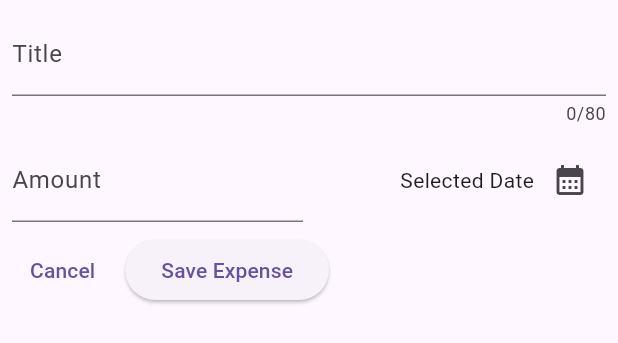
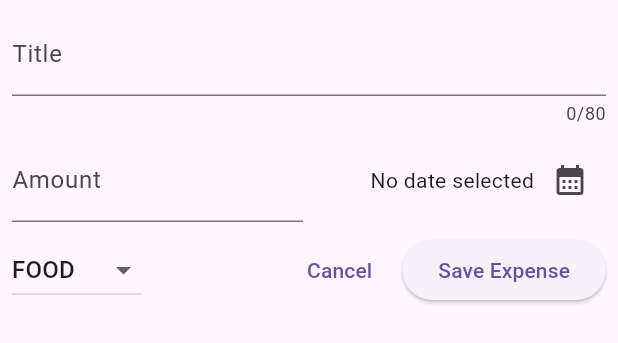
Before and after one commit to UzmiSoftwareEng/Learning_Professional_Flutter_from_Udemy, a Flutter app: the NewExpense widget shown alone on an empty page, opened directly, on a phone screen of 412 x 824 dp. Shown: the top 343 px of the screen. Run offline on Flutter 3.47's test engine with Material 3 defaults, Android fonts, the phone set to English and light mode, and no system bars; our stand-ins replace google_fonts.

Commit message:
Add DropdownMenuItem for making the Expense Tracker more user friendly

```diff
--- a/Expense Tracker/day 98/lib/new_expense.dart
+++ b/Expense Tracker/day 98/lib/new_expense.dart
@@ -1,5 +1,6 @@
 import 'package:flutter/material.dart';
 import 'package:flutter/widgets.dart';
+import 'package:expenses_tracker/expense.dart';
 
 class NewExpense extends StatefulWidget{
   @override
@@ -10,16 +11,22 @@ class NewExpense extends StatefulWidget{
 class _NewExpenseState extends State<NewExpense> {
   final _titleController = TextEditingController();
   final _amountController = TextEditingController();
+  DateTime? _selectedDate;
+  Category _selectedCategory = Category.food;
 
-  void _activeDatePicker (){
+  void _activeDatePicker () async{
     final now = DateTime.now();
     final firstDate = DateTime(now.year-1 , now.month, now.day);
 
-    showDatePicker(context: context,
-  initialDate: now,
-  firstDate: firstDate,
-  lastDate: now,
+   final pickedDate = await showDatePicker(
+     context: context,
+     initialDate: now,
+     firstDate: firstDate,
+     lastDate: now,
     );
+   setState(() {
+     _selectedDate = pickedDate;
+   });
 }
 
   @override
@@ -51,7 +58,7 @@ class _NewExpenseState extends State<NewExpense> {
                   controller: _amountController,
                   keyboardType: TextInputType.number,
                   decoration: const InputDecoration(
-                    prefixText: '\$ ',
+                    prefixText: 'Rs ',
                     label: Text('Amount'),
                   ),
                 ),
@@ -62,7 +69,11 @@ class _NewExpenseState extends State<NewExpense> {
                   mainAxisAlignment: MainAxisAlignment.end,
                   crossAxisAlignment: CrossAxisAlignment.center,
                   children: [
-                    Text('Selected Date', ),
+                    Text(
+                        _selectedDate == null
+                            ? 'No date selected'
+                            : formatted.format(_selectedDate!),
+                    ), //
                     IconButton(
                         onPressed: _activeDatePicker,
                         icon: Icon(Icons.calendar_month,
@@ -76,6 +87,24 @@ class _NewExpenseState extends State<NewExpense> {
               SizedBox(height: 8,),
               Row(
                 children: [
+                  DropdownButton(
+                    value: _selectedCategory,
+                     items: Category.values.map(
+                  (category) => DropdownMenuItem(
+                    value: category,
+                    child: Text (
+                      category.name.toUpperCase(),),),
+                  )
+                         .toList(),
+                         onChanged: (value) {
+                       if (value == null){
+                         return;
+                       }
+                           setState(() {
+                             _selectedCategory = value;
+                           });
+                         }),
+              Spacer(),
               TextButton(
                   onPressed: () {
                     Navigator.pop(context);
```
